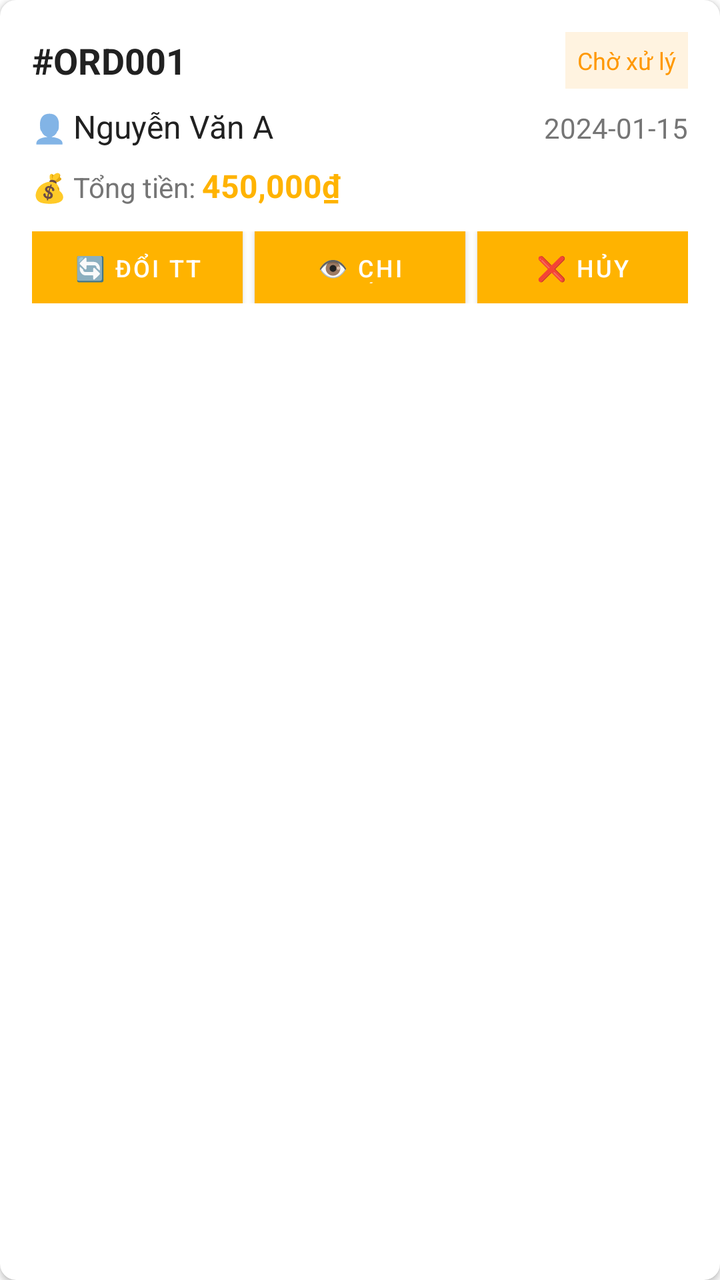
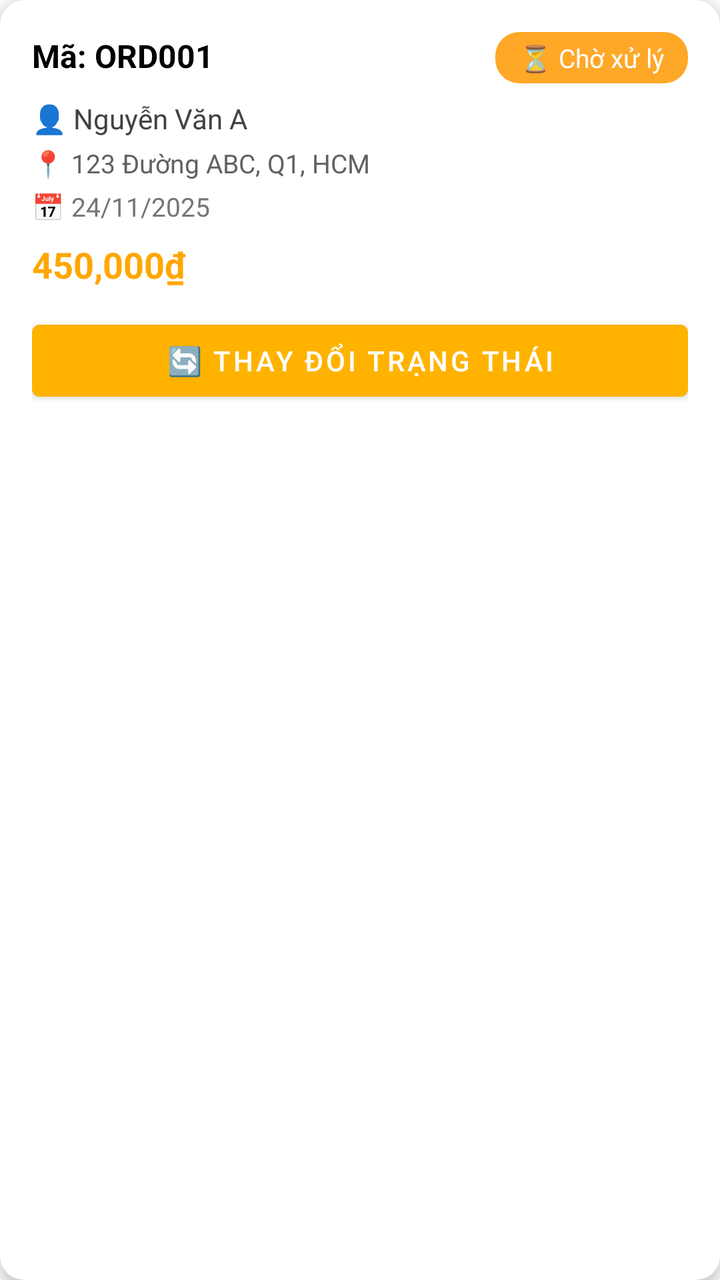

Screens rendered from an Android XML layout before and after an edit, with the pre-edit source and the edit as a unified diff.
<!-- AndroidManifest.xml: application theme Theme.Bookstore -->
<!-- res/layout/item_admin_order.xml -->
<?xml version="1.0" encoding="utf-8"?>
<androidx.cardview.widget.CardView xmlns:android="http://schemas.android.com/apk/res/android"
    xmlns:app="http://schemas.android.com/apk/res-auto"
    android:layout_width="match_parent"
    android:layout_height="wrap_content"
    android:layout_margin="8dp"
    android:elevation="4dp"
    app:cardCornerRadius="8dp">

    <LinearLayout
        android:layout_width="match_parent"
        android:layout_height="wrap_content"
        android:orientation="vertical"
        android:padding="16dp">

        
        <LinearLayout
            android:layout_width="match_parent"
            android:layout_height="wrap_content"
            android:orientation="horizontal"
            android:gravity="center_vertical">

            <TextView
                android:id="@+id/admin_order_id"
                android:layout_width="0dp"
                android:layout_height="wrap_content"
                android:layout_weight="1"
                android:text="#ORD001"
                android:textSize="18sp"
                android:textStyle="bold"
                android:textColor="#212121" />

            <TextView
                android:id="@+id/admin_order_status"
                android:layout_width="wrap_content"
                android:layout_height="wrap_content"
                android:text="Chờ xử lý"
                android:textSize="12sp"
                android:textColor="#FF9800"
                android:background="#FFF3E0"
                android:padding="6dp"
                android:layout_marginStart="8dp" />
        </LinearLayout>

        
        <LinearLayout
            android:layout_width="match_parent"
            android:layout_height="wrap_content"
            android:orientation="horizontal"
            android:layout_marginTop="8dp">

            <TextView
                android:layout_width="wrap_content"
                android:layout_height="wrap_content"
                android:text="👤 "
                android:textSize="14sp" />

            <TextView
                android:id="@+id/admin_customer_name"
                android:layout_width="0dp"
                android:layout_height="wrap_content"
                android:layout_weight="1"
                android:text="Nguyễn Văn A"
                android:textSize="16sp"
                android:textColor="#212121" />

            <TextView
                android:id="@+id/admin_order_date"
                android:layout_width="wrap_content"
                android:layout_height="wrap_content"
                android:text="2024-01-15"
                android:textSize="14sp"
                android:textColor="#757575" />
        </LinearLayout>

        
        <LinearLayout
            android:layout_width="match_parent"
            android:layout_height="wrap_content"
            android:orientation="horizontal"
            android:layout_marginTop="8dp">

            <TextView
                android:layout_width="wrap_content"
                android:layout_height="wrap_content"
                android:text="💰 Tổng tiền: "
                android:textSize="14sp"
                android:textColor="#757575" />

            <TextView
                android:id="@+id/admin_order_total"
                android:layout_width="wrap_content"
                android:layout_height="wrap_content"
                android:text="450,000₫"
                android:textSize="16sp"
                android:textStyle="bold"
                android:textColor="@color/amber_600" />
        </LinearLayout>

        
        <LinearLayout
            android:layout_width="match_parent"
            android:layout_height="wrap_content"
            android:orientation="horizontal"
            android:layout_marginTop="12dp">

            <Button
                android:id="@+id/admin_change_status_btn"
                android:layout_width="0dp"
                android:layout_height="36dp"
                android:layout_weight="1"
                android:text="🔄 Đổi TT"
                android:textSize="12sp"
                android:textColor="@color/white"
                android:background="@color/amber_600"
                android:layout_marginEnd="4dp" />

            <Button
                android:id="@+id/admin_view_details_btn"
                android:layout_width="0dp"
                android:layout_height="36dp"
                android:layout_weight="1"
                android:text="👁️ Chi tiết"
                android:textSize="12sp"
                android:textColor="@color/white"
                android:background="#2196F3"
                android:layout_marginStart="2dp"
                android:layout_marginEnd="2dp" />

            <Button
                android:id="@+id/admin_cancel_order_btn"
                android:layout_width="0dp"
                android:layout_height="36dp"
                android:layout_weight="1"
                android:text="❌ Hủy"
                android:textSize="12sp"
                android:textColor="@color/white"
                android:background="#F44336"
                android:layout_marginStart="4dp" />
        </LinearLayout>

    </LinearLayout>
</androidx.cardview.widget.CardView>
<!-- resources referenced by this layout -->
<resources>
  <color name="amber_600">#FFB300</color>
  <color name="white">#FFFFFFFF</color>
  <style name="Theme.Bookstore" parent="Theme.MaterialComponents.DayNight.NoActionBar">
          
          <item name="colorPrimary">@color/amber_600</item>
          <item name="colorPrimaryVariant">@color/amber_700</item>
          <item name="colorOnPrimary">@color/white</item>
          
          <item name="colorSecondary">@color/amber_200</item>
          <item name="colorSecondaryVariant">@color/amber_500</item>
          <item name="colorOnSecondary">@color/black</item>
          
          <item name="android:statusBarColor">?attr/colorPrimaryVariant</item>
          <item name="android:windowLightStatusBar">false</item>
      </style>
  <color name="amber_700">#FFA700</color>
  <color name="amber_200">#FFDAB3</color>
  <color name="amber_500">#FFBB48</color>
  <color name="black">#FF000000</color>
</resources>

<!-- the commit's change to res/layout/item_admin_order.xml (unified diff, before → after) -->
@@ -4,8 +4,8 @@
     android:layout_width="match_parent"
     android:layout_height="wrap_content"
     android:layout_margin="8dp"
-    android:elevation="4dp"
-    app:cardCornerRadius="8dp">
+    app:cardCornerRadius="12dp"
+    app:cardElevation="4dp">
 
     <LinearLayout
         android:layout_width="match_parent"
@@ -13,131 +13,81 @@
         android:orientation="vertical"
         android:padding="16dp">
 
-        
         <LinearLayout
             android:layout_width="match_parent"
             android:layout_height="wrap_content"
-            android:orientation="horizontal"
-            android:gravity="center_vertical">
+            android:orientation="horizontal">
 
             <TextView
-                android:id="@+id/admin_order_id"
+                android:id="@+id/order_id_text"
                 android:layout_width="0dp"
                 android:layout_height="wrap_content"
                 android:layout_weight="1"
-                android:text="#ORD001"
-                android:textSize="18sp"
+                android:text="Mã: ORD001"
+                android:textSize="16sp"
                 android:textStyle="bold"
-                android:textColor="#212121" />
+                android:textColor="@color/black" />
 
             <TextView
-                android:id="@+id/admin_order_status"
+                android:id="@+id/order_status_text"
                 android:layout_width="wrap_content"
                 android:layout_height="wrap_content"
-                android:text="Chờ xử lý"
-                android:textSize="12sp"
-                android:textColor="#FF9800"
-                android:background="#FFF3E0"
-                android:padding="6dp"
-                android:layout_marginStart="8dp" />
+                android:text="⏳ Chờ xử lý"
+                android:textSize="13sp"
+                android:textColor="@color/white"
+                android:paddingStart="12dp"
+                android:paddingEnd="12dp"
+                android:paddingTop="4dp"
+                android:paddingBottom="4dp"
+                android:background="@drawable/status_pending_bg" />
         </LinearLayout>
 
-        
-        <LinearLayout
+        <TextView
+            android:id="@+id/order_customer_text"
             android:layout_width="match_parent"
             android:layout_height="wrap_content"
-            android:orientation="horizontal"
-            android:layout_marginTop="8dp">
+            android:text="👤 Nguyễn Văn A"
+            android:textSize="14sp"
+            android:textColor="#424242"
+            android:layout_marginTop="8dp" />
 
-            <TextView
-                android:layout_width="wrap_content"
-                android:layout_height="wrap_content"
-                android:text="👤 "
-                android:textSize="14sp" />
-
-            <TextView
-                android:id="@+id/admin_customer_name"
-                android:layout_width="0dp"
-                android:layout_height="wrap_content"
-                android:layout_weight="1"
-                android:text="Nguyễn Văn A"
-                android:textSize="16sp"
-                android:textColor="#212121" />
-
-            <TextView
-                android:id="@+id/admin_order_date"
-                android:layout_width="wrap_content"
-                android:layout_height="wrap_content"
-                android:text="2024-01-15"
-                android:textSize="14sp"
-                android:textColor="#757575" />
-        </LinearLayout>
-
-        
-        <LinearLayout
+        <TextView
+            android:id="@+id/order_address_text"
             android:layout_width="match_parent"
             android:layout_height="wrap_content"
-            android:orientation="horizontal"
-            android:layout_marginTop="8dp">
+            android:text="📍 123 Đường ABC, Q1, HCM"
+            android:textSize="13sp"
+            android:textColor="#616161"
+            android:layout_marginTop="4dp" />
 
-            <TextView
-                android:layout_width="wrap_content"
-                android:layout_height="wrap_content"
-                android:text="💰 Tổng tiền: "
-                android:textSize="14sp"
-                android:textColor="#757575" />
-
-            <TextView
-                android:id="@+id/admin_order_total"
-                android:layout_width="wrap_content"
-                android:layout_height="wrap_content"
-                android:text="450,000₫"
-                android:textSize="16sp"
-                android:textStyle="bold"
-                android:textColor="@color/amber_600" />
-        </LinearLayout>
-
-        
-        <LinearLayout
+        <TextView
+            android:id="@+id/order_date_text"
             android:layout_width="match_parent"
             android:layout_height="wrap_content"
-            android:orientation="horizontal"
-            android:layout_marginTop="12dp">
+            android:text="📅 24/11/2025"
+            android:textSize="13sp"
+            android:textColor="#757575"
+            android:layout_marginTop="4dp" />
 
-            <Button
-                android:id="@+id/admin_change_status_btn"
-                android:layout_width="0dp"
-                android:layout_height="36dp"
-                android:layout_weight="1"
-                android:text="🔄 Đổi TT"
-                android:textSize="12sp"
-                android:textColor="@color/white"
-                android:background="@color/amber_600"
-                android:layout_marginEnd="4dp" />
+        <TextView
+            android:id="@+id/order_amount_text"
+            android:layout_width="match_parent"
+            android:layout_height="wrap_content"
+            android:text="450,000₫"
+            android:textSize="18sp"
+            android:textStyle="bold"
+            android:textColor="@color/amber_700"
+            android:layout_marginTop="8dp" />
 
-            <Button
-                android:id="@+id/admin_view_details_btn"
-                android:layout_width="0dp"
-                android:layout_height="36dp"
-                android:layout_weight="1"
-                android:text="👁️ Chi tiết"
-                android:textSize="12sp"
-                android:textColor="@color/white"
-                android:background="#2196F3"
-                android:layout_marginStart="2dp"
-                android:layout_marginEnd="2dp" />
-
-            <Button
-                android:id="@+id/admin_cancel_order_btn"
-                android:layout_width="0dp"
-                android:layout_height="36dp"
-                android:layout_weight="1"
-                android:text="❌ Hủy"
-                android:textSize="12sp"
-                android:textColor="@color/white"
-                android:background="#F44336"
-                android:layout_marginStart="4dp" />
-        </LinearLayout>
+        <Button
+            android:id="@+id/btn_change_status"
+            android:layout_width="match_parent"
+            android:layout_height="wrap_content"
+            android:text="🔄 Thay đổi trạng thái"
+            android:textColor="@color/white"
+            android:backgroundTint="@color/amber_600"
+            android:layout_marginTop="12dp" />
 
     </LinearLayout>
+
 </androidx.cardview.widget.CardView>
<!-- resource entries referenced after the edit -->
@@ -2,6 +2,12 @@
 <resources>
   <color name="amber_600">#FFB300</color>
   <color name="white">#FFFFFFFF</color>
+  <!-- drawable status_pending_bg (drawable) -->
+  <?xml version="1.0" encoding="utf-8"?>
+  <shape xmlns:android="http://schemas.android.com/apk/res/android">
+      <solid android:color="#FFA726" />
+      <corners android:radius="12dp" />
+  </shape>
   <style name="Theme.Bookstore" parent="Theme.MaterialComponents.DayNight.NoActionBar">
           
           <item name="colorPrimary">@color/amber_600</item>
